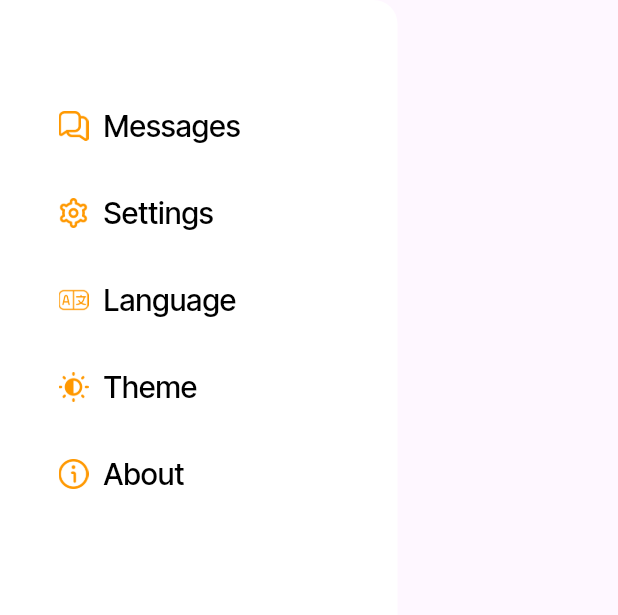
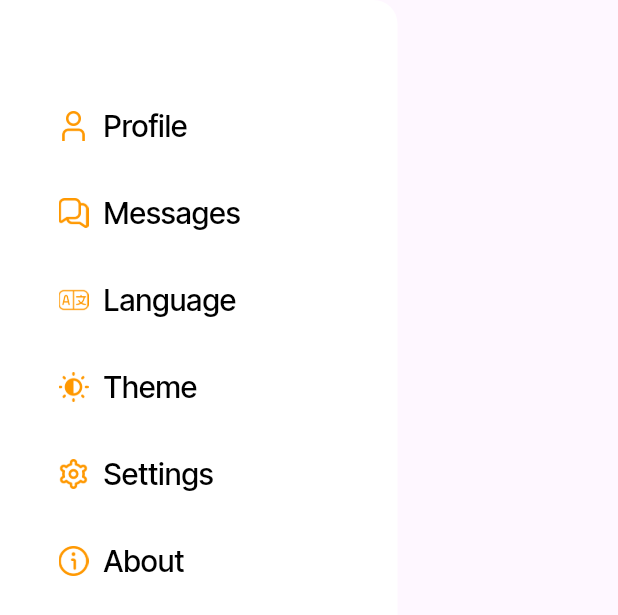
Before and after one commit to TetRex/E-commerce-app-Project, a Flutter app: the AppDrawer widget shown alone on an empty page, opened directly, on a phone screen of 412 x 824 dp. Shown: the top 615 px of the screen. Run offline on Flutter 3.47's test engine with Material 3 defaults, Android fonts, the phone set to English and light mode, and no system bars; our stand-ins replace google_fonts.

Commit message:
Update drawer and categories UI: swap icons for Profile and Messages, adjust button shadow color

```diff
--- a/lib/components/categories.dart
+++ b/lib/components/categories.dart
@@ -92,7 +92,8 @@ class Categories_all extends StatelessWidget {
                 style: ElevatedButton.styleFrom(
                   elevation: 0,
                   backgroundColor: Colors.white,
-                  shadowColor: const Color.fromARGB(255, 219, 132, 1),
+                  shadowColor: const Color.fromARGB(255, 255, 255, 255),
+                  overlayColor: Colors.white,
                 ),
                 onPressed: () => showNotReadySnackBar(context),
                 child: Text(
--- a/lib/components/drawer.dart
+++ b/lib/components/drawer.dart
@@ -1,4 +1,3 @@
-import 'package:e_commerce_app/components/snackbar.dart';
 import 'package:flutter/material.dart';
 import 'package:google_fonts/google_fonts.dart';
 
@@ -71,12 +70,12 @@ class AppDrawer extends StatelessWidget {
           crossAxisAlignment: CrossAxisAlignment.start,
           children: [
             DrawerRow(
+              iconPath: 'assets/icons/user.png',
+              settingText: 'Profile',
+            ),
+            DrawerRow(
               iconPath: 'assets/icons/messages.png',
               settingText: 'Messages',
-            ),
-            DrawerRow(
-              iconPath: 'assets/icons/settings.png',
-              settingText: 'Settings',
             ),
             DrawerRow(
               iconPath: 'assets/icons/language.png',
@@ -86,6 +85,10 @@ class AppDrawer extends StatelessWidget {
               iconPath: 'assets/icons/contrast.png',
               settingText: 'Theme',
             ),
+            DrawerRow(
+              iconPath: 'assets/icons/settings.png',
+              settingText: 'Settings',
+            ),
             DrawerRow(iconPath: 'assets/icons/info.png', settingText: 'About'),
           ],
         ),
```
